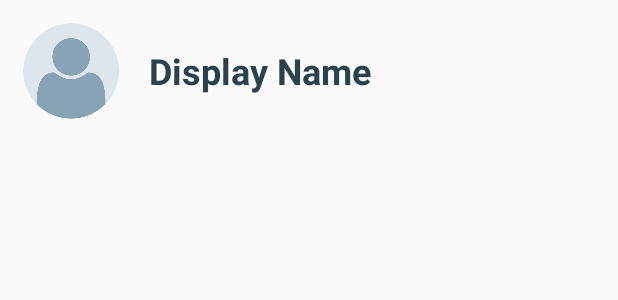
After one commit to FBU2k18/SchedulingApp, an Android app: the layout search_layout.xml on its own in the app's theme, with its tools: preview values and no code run, on a phone screen of 412 x 824 dp. The commit adds this screen. Shown: the top 300 px of the screen. Run offline under Robolectric (Android 15) with nearby library versions, the phone set to English and light mode, and no system bars.

Commit message:
Added Group Creation Activity and search layout

```diff
--- a/app/build.gradle
+++ b/app/build.gradle
@@ -32,6 +32,11 @@ dependencies {
     implementation 'com.google.firebase:firebase-auth:16.0.2'
     implementation 'com.google.android.gms:play-services-auth:15.0.1'
     implementation 'com.google.apis:google-api-services-people:v1-rev304-1.23.0'
+    implementation 'com.android.support:recyclerview-v7:28.0.0-alpha3'
+    implementation 'com.firebaseui:firebase-ui:3.3.1'
+    implementation 'com.firebaseui:firebase-ui-database:3.3.1'
+    implementation 'de.hdodenhof:circleimageview:2.2.0'
+    implementation 'com.theartofdev.edmodo:android-image-cropper:2.7.+'
 }
 
 apply plugin: 'com.google.gms.google-services'
--- a/app/src/main/java/com/emmabr/schedulingapp/PeopleClient.java
+++ b/app/src/main/java/com/emmabr/schedulingapp/PeopleClient.java
@@ -13,7 +13,6 @@ import java.io.BufferedReader;
 import java.io.IOException;
 import java.io.InputStreamReader;
 import java.util.Arrays;
-
 
 public class PeopleClient {
 
--- a/app/src/main/res/layout/activity_login.xml
+++ b/app/src/main/res/layout/activity_login.xml
@@ -28,6 +28,7 @@
         android:layout_alignParentBottom="true"
         android:layout_centerHorizontal="true"
         android:layout_marginEnd="8dp"
+        android:inputType="textPassword"
         android:layout_marginStart="8dp"
         android:layout_marginTop="8dp"
         android:hint="@string/password"
--- /dev/null
+++ b/app/src/main/res/layout/search_layout.xml
@@ -0,0 +1,28 @@
+<?xml version="1.0" encoding="utf-8"?>
+<RelativeLayout xmlns:android="http://schemas.android.com/apk/res/android"
+    xmlns:app="http://schemas.android.com/apk/res-auto"
+    android:layout_width="match_parent"
+    android:layout_height="wrap_content">
+
+    <de.hdodenhof.circleimageview.CircleImageView
+        android:id="@+id/search_single_image"
+        android:layout_width="64dp"
+        android:layout_height="64dp"
+        android:layout_marginBottom="15dp"
+        android:layout_marginLeft="15dp"
+        android:layout_marginTop="15dp"
+        android:src="@drawable/default_pic" />
+
+    <TextView
+        android:id="@+id/search_single_name"
+        android:layout_width="wrap_content"
+        android:layout_height="wrap_content"
+        android:layout_alignParentStart="true"
+        android:layout_centerVertical="true"
+        android:layout_marginStart="99dp"
+        android:text="@string/display_name"
+        android:textColor="@color/colorPrimaryDark"
+        android:textSize="24sp"
+        android:textStyle="bold" />
+
+</RelativeLayout>
--- a/app/src/main/res/values/strings.xml
+++ b/app/src/main/res/values/strings.xml
@@ -8,4 +8,5 @@
     <string name="search_user">Search for a user</string>
     <string name="add_btn">Add</string>
     <string name="create_btn">Create</string>
+    <string name="display_name">Display Name</string>
 </resources>
```
Also changed, not shown: app/src/main/java/com/emmabr/schedulingapp/GroupCreationActivity.java (+55 -0 lines), app/src/main/res/layout/activity_group_creation.xml (+15 -0 lines), app/src/main/res/drawable/default_pic.png (added), 7 other files.
